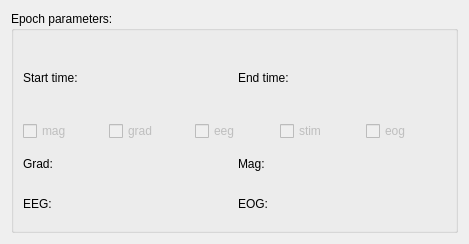
cibr-jyu/meggie, file meggie/ui/qt4Designer_ui_files/epochParamsWidget.ui: the form before one commit.
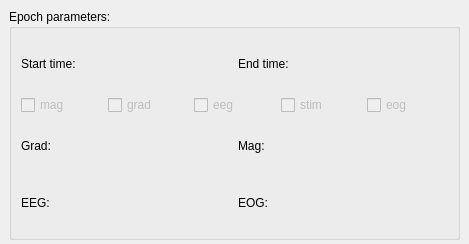
The form after the commit.

Commit message: Epoch parameter labels now work correctly.

```diff
--- a/meggie/ui/qt4Designer_ui_files/epochParamsWidget.ui
+++ b/meggie/ui/qt4Designer_ui_files/epochParamsWidget.ui
@@ -13,66 +13,34 @@
   <property name="windowTitle">
    <string>Form</string>
   </property>
-  <layout class="QGridLayout" name="gridLayout_2">
-   <item row="0" column="0">
     <widget class="QGroupBox" name="groupBox">
+   <property name="geometry">
+    <rect>
+     <x>9</x>
+     <y>9</y>
+     <width>451</width>
+     <height>231</height>
+    </rect>
+   </property>
      <property name="title">
       <string>Epoch parameters:</string>
      </property>
      <layout class="QGridLayout" name="gridLayout">
-      <item row="2" column="0">
-       <layout class="QHBoxLayout" name="horizontalLayout_30">
+    <item row="0" column="0">
+     <layout class="QHBoxLayout" name="horizontalLayout">
         <item>
-         <layout class="QVBoxLayout" name="verticalLayout_7">
-          <item>
-           <layout class="QHBoxLayout" name="horizontalLayout_31">
-            <item>
-             <widget class="QLabel" name="labelGradReject_3">
+       <widget class="QLabel" name="labelTmin">
               <property name="text">
-               <string>Grad:</string>
+         <string>Start time:</string>
               </property>
              </widget>
             </item>
-           </layout>
-          </item>
           <item>
-           <layout class="QHBoxLayout" name="horizontalLayout_32">
-            <item>
-             <widget class="QLabel" name="labelEegReject_3">
+       <widget class="QLabel" name="labelTmax">
               <property name="text">
-               <string>EEG:</string>
-              </property>
-             </widget>
-            </item>
-           </layout>
-          </item>
-         </layout>
-        </item>
-        <item>
-         <layout class="QVBoxLayout" name="verticalLayout_8">
-          <item>
-           <layout class="QHBoxLayout" name="horizontalLayout_33">
-            <item>
-             <widget class="QLabel" name="labelMagReject_3">
-              <property name="text">
-               <string>Mag:</string>
-              </property>
-             </widget>
-            </item>
-           </layout>
-          </item>
-          <item>
-           <layout class="QHBoxLayout" name="horizontalLayout_34">
-            <item>
-             <widget class="QLabel" name="labelEogReject_3">
-              <property name="text">
-               <string>EOG:</string>
-              </property>
-             </widget>
-            </item>
-           </layout>
-          </item>
-         </layout>
+         <string>End time:</string>
+        </property>
+       </widget>
         </item>
        </layout>
       </item>
@@ -148,28 +116,53 @@
         </item>
        </layout>
       </item>
-      <item row="0" column="0">
-       <layout class="QHBoxLayout" name="horizontalLayout">
+    <item row="2" column="0">
+     <layout class="QHBoxLayout" name="horizontalLayout_2">
         <item>
-         <widget class="QLabel" name="labelTmin">
+       <widget class="QLabel" name="labelGradReject_3">
           <property name="text">
-           <string>Start time:</string>
+         <string>Grad:</string>
           </property>
          </widget>
         </item>
         <item>
-         <widget class="QLabel" name="labelTmax">
+       <widget class="QLabel" name="labelMagReject_3">
           <property name="text">
-           <string>End time:</string>
+         <string>Mag:</string>
           </property>
          </widget>
         </item>
        </layout>
       </item>
-     </layout>
-    </widget>
-   </item>
-  </layout>
+    <item row="3" column="0">
+     <layout class="QHBoxLayout" name="horizontalLayout_3">
+      <item>
+       <widget class="QLabel" name="labelEegReject_3">
+        <property name="text">
+         <string>EEG:</string>
+        </property>
+       </widget>
+      </item>
+      <item>
+       <widget class="QLabel" name="labelEogReject_3">
+        <property name="text">
+         <string>EOG:</string>
+        </property>
+       </widget>
+      </item>
+     </layout>
+    </item>
+   </layout>
+   <zorder>horizontalLayoutWidget</zorder>
+   <zorder>horizontalLayoutWidget_2</zorder>
+   <zorder>labelGradReject_3</zorder>
+   <zorder>labelMagReject_3</zorder>
+   <zorder>labelEegReject_3</zorder>
+   <zorder>labelEogReject_3</zorder>
+  </widget>
+  <zorder>groupBox</zorder>
+  <zorder>labelGradReject_3</zorder>
+  <zorder>labelMagReject_3</zorder>
  </widget>
  <resources/>
  <connections/>
```
Lines whose indentation alone changed are shown as unchanged. The commit also changes 2 other files.
